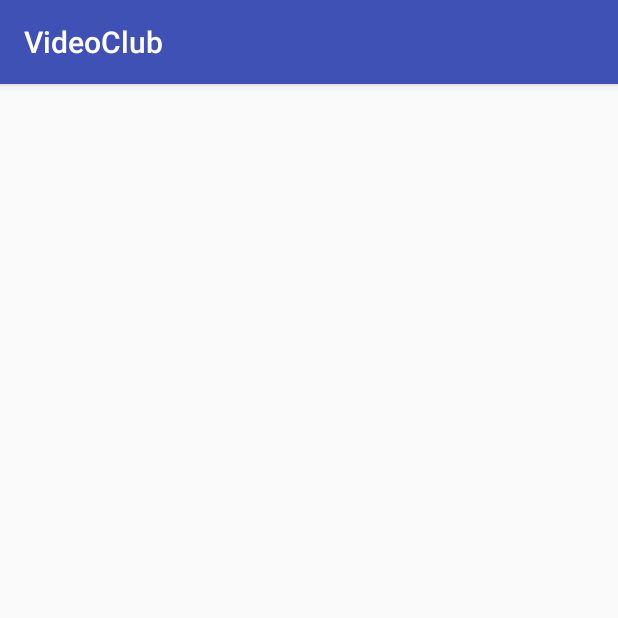
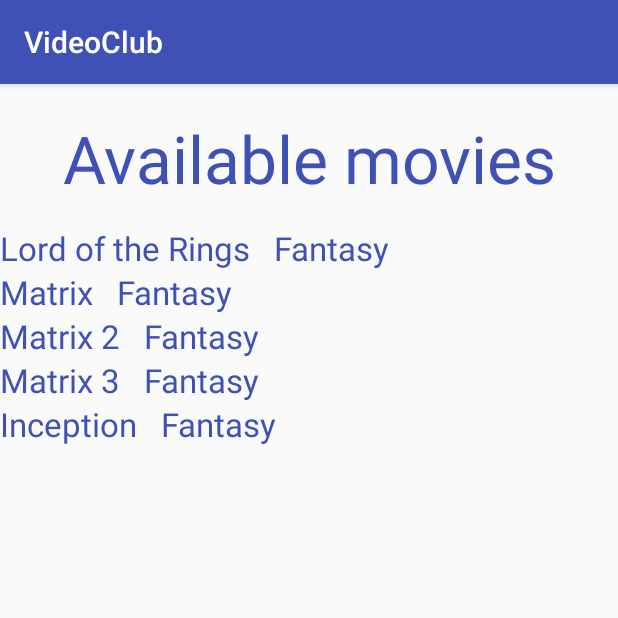
Before and after one commit to achat/videoClub, an Android app: the HomeActivity screen opened directly, with no data from a screen before it, on a phone screen of 412 x 824 dp, the top half of it. Run offline under Robolectric (Android 15) with nearby library versions, the phone set to English and light mode, and no system bars; our stand-ins replace Room's generated code.

Commit message:
home activity

```diff
--- a/VideoClub/app/build.gradle
+++ b/VideoClub/app/build.gradle
@@ -16,6 +16,10 @@ android {
             proguardFiles getDefaultProguardFile('proguard-android.txt'), 'proguard-rules.pro'
         }
     }
+    compileOptions {
+        targetCompatibility 1.8
+        sourceCompatibility 1.8
+    }
 }
 
 dependencies {
--- a/VideoClub/app/src/main/java/com/videoclub/activity/HomeActivity.java
+++ b/VideoClub/app/src/main/java/com/videoclub/activity/HomeActivity.java
@@ -2,14 +2,134 @@ package com.videoclub.activity;
 
 import android.support.v7.app.AppCompatActivity;
 import android.os.Bundle;
+import android.support.v7.widget.LinearLayoutManager;
+import android.support.v7.widget.RecyclerView;
 
+import com.videoclub.adapters.MovieAdapter;
 import com.videoclub.R;
+import com.videoclub.database.VideoClubDatabase;
+import com.videoclub.entity.Movie;
+
+import java.util.List;
+import java.util.concurrent.ExecutorService;
+import java.util.concurrent.Executors;
+import java.util.concurrent.TimeUnit;
 
 public class HomeActivity extends AppCompatActivity {
+
+    private VideoClubDatabase videoClubDatabase;
+    private List<Movie> availableMovies;
+    private boolean isMovieListEmpty;
 
     @Override
     protected void onCreate(Bundle savedInstanceState) {
         super.onCreate(savedInstanceState);
         setContentView(R.layout.activity_home);
+
+        videoClubDatabase = VideoClubDatabase.getVideoClubDatabase(getApplicationContext());
+
+        RecyclerView recyclerView = findViewById(R.id.rv_movies);
+
+        checkIfMovieListIsEmpty();
+
+        if(isMovieListEmpty){
+            insertDummyMovies();
+            getAvailableMovies();
+            MovieAdapter adapter = new MovieAdapter(availableMovies);
+            recyclerView.setAdapter(adapter);
+            recyclerView.setLayoutManager(new LinearLayoutManager(getApplicationContext()));
+        }else{
+            getAvailableMovies();
+            MovieAdapter adapter = new MovieAdapter(availableMovies);
+            recyclerView.setAdapter(adapter);
+            recyclerView.setLayoutManager(new LinearLayoutManager(getApplicationContext()));
+        }
+
+    }
+
+    private void insertDummyMovies(){
+        ExecutorService executor = Executors.newFixedThreadPool(3);
+
+        try {
+            executor.submit(() -> {
+                Movie movie1 = new Movie();
+                movie1.setName("Lord of the Rings");
+                movie1.setCategory("Fantasy");
+                movie1.setAvailable(1);
+                movie1.setCopies(10);
+                movie1.setPrice(15);
+
+                Movie movie2 = new Movie();
+                movie2.setName("Matrix");
+                movie2.setCategory("Fantasy");
+                movie2.setAvailable(1);
+                movie2.setCopies(10);
+                movie2.setPrice(5);
+
+                Movie movie3 = new Movie();
+                movie3.setName("Matrix 2");
+                movie3.setCategory("Fantasy");
+                movie3.setAvailable(1);
+                movie3.setCopies(10);
+                movie3.setPrice(15);
+
+                Movie movie4 = new Movie();
+                movie4.setName("Matrix 3");
+                movie4.setCategory("Fantasy");
+                movie4.setAvailable(1);
+                movie4.setCopies(15);
+                movie4.setPrice(3);
+
+                Movie movie5 = new Movie();
+                movie5.setName("Inception");
+                movie5.setCategory("Fantasy");
+                movie5.setAvailable(1);
+                movie5.setCopies(10);
+                movie5.setPrice(15);
+
+                videoClubDatabase.movieDao().insertMovie(movie1);
+                videoClubDatabase.movieDao().insertMovie(movie2);
+                videoClubDatabase.movieDao().insertMovie(movie3);
+                videoClubDatabase.movieDao().insertMovie(movie4);
+                videoClubDatabase.movieDao().insertMovie(movie5);
+            });
+
+            executor.shutdown();
+            executor.awaitTermination(2, TimeUnit.SECONDS);
+        } catch (InterruptedException e) {
+            e.printStackTrace();
+        }
+
+    }
+
+    private void checkIfMovieListIsEmpty(){
+        ExecutorService executor = Executors.newFixedThreadPool(3);
+
+        try {
+            executor.submit(() -> {
+                isMovieListEmpty = videoClubDatabase.movieDao().getAllMovies().isEmpty();
+            });
+
+            executor.shutdown();
+            executor.awaitTermination(2, TimeUnit.SECONDS);
+        } catch (InterruptedException e) {
+            e.printStackTrace();
+        }
+
+    }
+
+    private void getAvailableMovies(){
+        ExecutorService executor = Executors.newFixedThreadPool(3);
+
+        try {
+            executor.submit(() -> {
+                availableMovies = videoClubDatabase.movieDao().getAllMovies();
+            });
+
+            executor.shutdown();
+            executor.awaitTermination(2, TimeUnit.SECONDS);
+        } catch (InterruptedException e) {
+            e.printStackTrace();
+        }
     }
 }
--- /dev/null
+++ b/VideoClub/app/src/main/java/com/videoclub/adapters/MovieAdapter.java
@@ -0,0 +1,47 @@
+package com.videoclub.adapters;
+
+import android.support.v7.widget.RecyclerView;
+import android.view.LayoutInflater;
+import android.view.View;
+import android.view.ViewGroup;
+
+import com.videoclub.viewholders.MovieViewHolder;
+import com.videoclub.R;
+import com.videoclub.entity.Movie;
+
+import java.util.List;
+
+/**
+ * Created by Kostas on 1/11/2018.
+ */
+
+public class MovieAdapter extends RecyclerView.Adapter{
+
+    private List<Movie> movies;
+
+    public MovieAdapter(List<Movie> movies){
+        this.movies = movies;
+    }
+
+    @Override
+    public RecyclerView.ViewHolder onCreateViewHolder(ViewGroup parent, int viewType) {
+        View view = LayoutInflater.from(parent.getContext()).inflate(R.layout.element_rv_movies,parent, false);
+        RecyclerView.ViewHolder row = new MovieViewHolder(view);
+        return row;
+    }
+
+    @Override
+    public void onBindViewHolder(RecyclerView.ViewHolder holder, int position) {
+        if(holder == null) return;
+
+        MovieViewHolder viewHolder = (MovieViewHolder) holder;
+
+        viewHolder.movieTitle.setText(movies.get(position).getName());
+        viewHolder.movieCategory.setText(movies.get(position).getCategory());
+    }
+
+    @Override
+    public int getItemCount() {
+        return movies.size();
+    }
+}
--- /dev/null
+++ b/VideoClub/app/src/main/java/com/videoclub/dao/ReservationDao.java
@@ -0,0 +1,30 @@
+package com.videoclub.dao;
+
+import android.arch.persistence.room.Dao;
+import android.arch.persistence.room.Delete;
+import android.arch.persistence.room.Insert;
+import android.arch.persistence.room.Query;
+
+import com.videoclub.entity.Reservation;
+
+import java.util.List;
+
+/**
+ * Created by Kostas on 1/11/2018.
+ */
+
+@Dao
+public interface ReservationDao {
+
+    @Query("SELECT * FROM reservation")
+    List<Reservation> getAllReservations();
+
+    @Insert
+    void insertReservation(Reservation reservation);
+
+    @Insert
+    void insertAllReservations(Reservation... reservation);
+
+    @Delete
+    void deleteReservation(Reservation reservation);
+}
--- a/VideoClub/app/src/main/java/com/videoclub/database/VideoClubDatabase.java
+++ b/VideoClub/app/src/main/java/com/videoclub/database/VideoClubDatabase.java
@@ -5,19 +5,25 @@ import android.arch.persistence.room.Room;
 import android.arch.persistence.room.RoomDatabase;
 import android.content.Context;
 
+import com.videoclub.dao.MovieDao;
+import com.videoclub.dao.ReservationDao;
 import com.videoclub.dao.UserDao;
+import com.videoclub.entity.Movie;
+import com.videoclub.entity.Reservation;
 import com.videoclub.entity.User;
 
 /**
  * Created by Kostas on 1/10/2018.
  */
 
-@Database(entities = {User.class}, version = 1)
+@Database(entities = {User.class, Movie.class, Reservation.class}, version = 3)
 public abstract class VideoClubDatabase extends RoomDatabase{
 
     private static VideoClubDatabase INSTANCE;
 
     public abstract UserDao userDao();
+    public abstract ReservationDao reservationDao();
+    public abstract MovieDao movieDao();
 
     public static VideoClubDatabase getVideoClubDatabase(Context context){
         if(INSTANCE == null){
--- a/VideoClub/app/src/main/java/com/videoclub/entity/Movie.java
+++ b/VideoClub/app/src/main/java/com/videoclub/entity/Movie.java
@@ -12,6 +12,7 @@ import android.arch.persistence.room.PrimaryKey;
 public class Movie {
 
     @PrimaryKey(autoGenerate = true)
+    @ColumnInfo(name = "movieid")
     private int movieId;
 
     @ColumnInfo(name = "name")
--- /dev/null
+++ b/VideoClub/app/src/main/java/com/videoclub/entity/Reservation.java
@@ -0,0 +1,65 @@
+package com.videoclub.entity;
+
+import android.arch.persistence.room.ColumnInfo;
+import android.arch.persistence.room.Entity;
+import android.arch.persistence.room.ForeignKey;
+import android.arch.persistence.room.PrimaryKey;
+
+import static android.arch.persistence.room.ForeignKey.CASCADE;
+
+/**
+ * Created by Kostas on 1/10/2018.
+ */
+
+@Entity(
+        tableName="reservation",
+        primaryKeys={"reservationid", "movieid", "userid"},
+        foreignKeys={
+                @ForeignKey(
+                        entity=Movie.class,
+                        parentColumns="movieid",
+                        childColumns="movieid",
+                        onDelete=CASCADE),
+                @ForeignKey(
+                        entity=User.class,
+                        parentColumns="userid",
+                        childColumns="userid",
+                        onDelete=CASCADE)}
+
+)
+public class Reservation {
+
+
+    @ColumnInfo(name = "reservationid")
+    private int reservationId;
+
+    @ColumnInfo(name = "userid")
+    private int userId;
+
+    @ColumnInfo(name = "movieid")
+    private int movieId;
+
+    public int getReservationId() {
+        return reservationId;
+    }
+
+    public void setReservationId(int reservationId) {
+        this.reservationId = reservationId;
+    }
+
+    public int getUserId() {
+        return userId;
+    }
+
+    public void setUserId(int userId) {
+        this.userId = userId;
+    }
+
+    public int getMovieId() {
+        return movieId;
+    }
+
+    public void setMovieId(int movieId) {
+        this.movieId = movieId;
+    }
+}
--- a/VideoClub/app/src/main/java/com/videoclub/entity/User.java
+++ b/VideoClub/app/src/main/java/com/videoclub/entity/User.java
@@ -12,6 +12,7 @@ import android.arch.persistence.room.PrimaryKey;
 public class User {
 
     @PrimaryKey(autoGenerate = true)
+    @ColumnInfo(name = "userid")
     private int userId;
 
     @ColumnInfo(name = "name")
--- /dev/null
+++ b/VideoClub/app/src/main/java/com/videoclub/viewholders/MovieViewHolder.java
@@ -0,0 +1,23 @@
+package com.videoclub.viewholders;
+
+import android.support.v7.widget.RecyclerView;
+import android.view.View;
+import android.widget.TextView;
+
+import com.videoclub.R;
+
+/**
+ * Created by Kostas on 1/11/2018.
+ */
+
+public class MovieViewHolder extends RecyclerView.ViewHolder{
+
+    public TextView movieTitle;
+    public TextView movieCategory;
+
+    public MovieViewHolder(View itemView) {
+        super(itemView);
+        movieTitle = itemView.findViewById(R.id.movie_title);
+        movieCategory = itemView.findViewById(R.id.movie_category);
+    }
+}
--- a/VideoClub/app/src/main/res/layout/activity_home.xml
+++ b/VideoClub/app/src/main/res/layout/activity_home.xml
@@ -1,9 +1,27 @@
 <?xml version="1.0" encoding="utf-8"?>
-<android.support.constraint.ConstraintLayout xmlns:android="http://schemas.android.com/apk/res/android"
-    xmlns:app="http://schemas.android.com/apk/res-auto"
+<LinearLayout xmlns:android="http://schemas.android.com/apk/res/android"
     xmlns:tools="http://schemas.android.com/tools"
     android:layout_width="match_parent"
     android:layout_height="match_parent"
+    android:orientation="vertical"
     tools:context="com.videoclub.activity.HomeActivity">
 
-</android.support.constraint.ConstraintLayout>
+    <TextView
+        android:id="@+id/home_title"
+        android:layout_width="match_parent"
+        android:layout_height="wrap_content"
+        android:layout_marginTop="20dp"
+        android:text="@string/home_title"
+        android:textAlignment="center"
+        android:textColor="@color/colorPrimary"
+        android:textSize="44sp"/>
+
+    <android.support.v7.widget.RecyclerView
+        android:id="@+id/rv_movies"
+        android:layout_width="match_parent"
+        android:layout_height="wrap_content"
+        android:layout_marginTop="16dp" />
+
+
+
+</LinearLayout>
--- /dev/null
+++ b/VideoClub/app/src/main/res/layout/element_rv_movies.xml
@@ -0,0 +1,27 @@
+<?xml version="1.0" encoding="utf-8"?>
+<LinearLayout xmlns:android="http://schemas.android.com/apk/res/android"
+    xmlns:tools="http://schemas.android.com/tools"
+    android:layout_width="match_parent"
+    android:layout_height="wrap_content"
+    android:orientation="horizontal">
+
+    <TextView
+        android:id="@+id/movie_title"
+        android:layout_width="wrap_content"
+        android:layout_height="wrap_content"
+        android:textColor="@color/colorPrimary"
+        android:textSize="22sp"
+        android:layout_marginRight="16dp"/>
+
+    <TextView
+        android:id="@+id/movie_category"
+        android:layout_width="wrap_content"
+        android:layout_height="wrap_content"
+        android:text="text"
+        android:textColor="@color/colorPrimary"
+        android:textSize="22sp"/>
+
+
+
+
+</LinearLayout>
--- a/VideoClub/app/src/main/res/values/strings.xml
+++ b/VideoClub/app/src/main/res/values/strings.xml
@@ -5,4 +5,6 @@
     <string name="sign_in_button_text">sign in</string>
     <string name="sign_in_continue_text">continue as %s</string>
     <string name="sign_in_input_error">Invalid username!</string>
+
+    <string name="home_title">Available movies</string>
 </resources>
```
